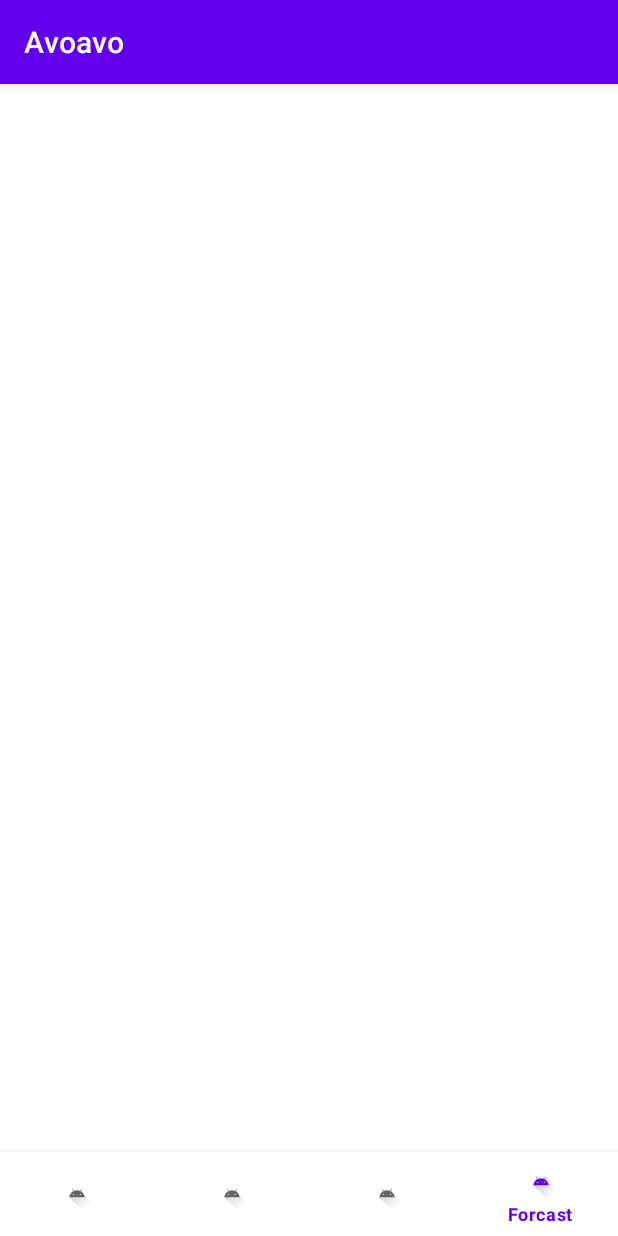
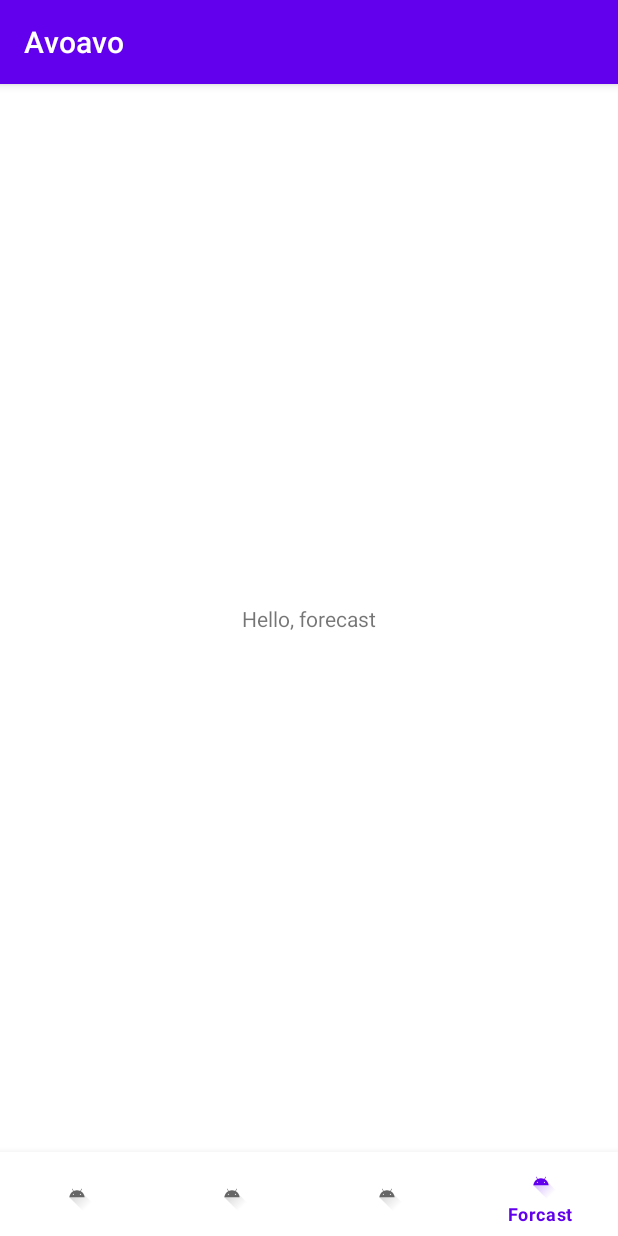
Before and after one commit to FunLocks/team2005, an Android app: the screen it shows after launch (MainActivity), item 4 of the bottom bar chosen, on a phone screen of 412 x 824 dp. Run offline under Robolectric (Android 15) with nearby library versions, the phone set to English and light mode, and no system bars.

Commit message:
fix: Problems with bottom navigation

```diff
--- a/Avoavo/app/src/main/java/com/yeahoohunters/avoavo/view/MainActivity.kt
+++ b/Avoavo/app/src/main/java/com/yeahoohunters/avoavo/view/MainActivity.kt
@@ -10,25 +10,25 @@
         when (item.itemId) {
             R.id.navi_home -> {
                 supportFragmentManager.beginTransaction()
-                    .replace(R.id.navigation, HomeFragment())
+                    .replace(R.id.frameLayout, HomeFragment())
                     .commit()
                 return@OnNavigationItemSelectedListener true
             }
             R.id.navi_graph -> {
                 supportFragmentManager.beginTransaction()
-                    .replace(R.id.navigation, GraphFragment())
+                    .replace(R.id.frameLayout, GraphFragment())
                     .commit()
                 return@OnNavigationItemSelectedListener true
             }
             R.id.navi_myplace -> {
                 supportFragmentManager.beginTransaction()
-                    .replace(R.id.navigation, MyplaceFragment())
+                    .replace(R.id.frameLayout, MyplaceFragment())
                     .commit()
                 return@OnNavigationItemSelectedListener true
             }
             R.id.navi_forecast -> {
                 supportFragmentManager.beginTransaction()
-                    .replace(R.id.navigation, ForecastFragment())
+                    .replace(R.id.frameLayout, ForecastFragment())
                     .commit()
                 return@OnNavigationItemSelectedListener true
             }
--- a/Avoavo/app/src/main/res/layout/fragment_forecast.xml
+++ b/Avoavo/app/src/main/res/layout/fragment_forecast.xml
@@ -1,6 +1,19 @@
 <?xml version="1.0" encoding="utf-8"?>
-<FrameLayout xmlns:android="http://schemas.android.com/apk/res/android"
+<androidx.constraintlayout.widget.ConstraintLayout
+    xmlns:android="http://schemas.android.com/apk/res/android"
+    xmlns:app="http://schemas.android.com/apk/res-auto"
     xmlns:tools="http://schemas.android.com/tools"
     android:layout_width="match_parent"
     android:layout_height="match_parent"
-    tools:context=".view.ForecastFragment"/>
+    tools:context=".view.ForecastFragment">
+
+    <TextView
+        android:id="@+id/textView"
+        android:layout_width="wrap_content"
+        android:layout_height="wrap_content"
+        android:text="Hello, forecast"
+        app:layout_constraintBottom_toBottomOf="parent"
+        app:layout_constraintEnd_toEndOf="parent"
+        app:layout_constraintStart_toStartOf="parent"
+        app:layout_constraintTop_toTopOf="parent" />
+</androidx.constraintlayout.widget.ConstraintLayout>
```
